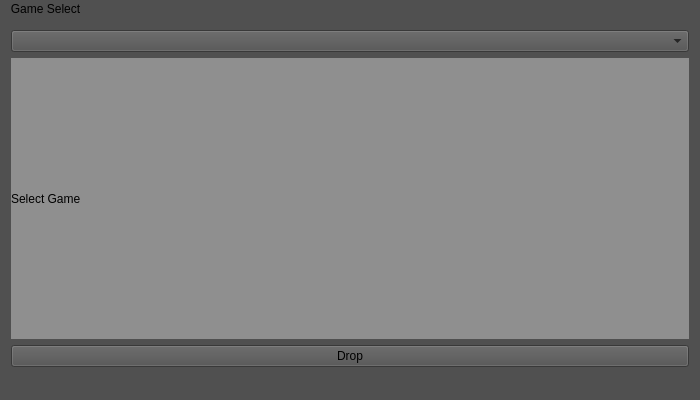
Qt form mainwindow.ui (JacobWileyRoss/BattleRoyaleDropRandomizer_Qt_GUI) before a commit.
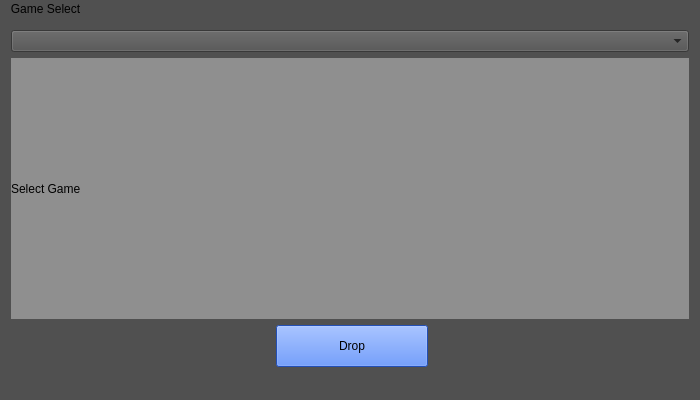
The same form after that commit.

Patch:
```diff
--- a/mainwindow.ui
+++ b/mainwindow.ui
@@ -38,7 +38,7 @@
                 <item>
                     <widget class="QPushButton" name="dropButton">
                         <property name="styleSheet">
-                            <string notr="true"/>
+                            <string notr="true">background-color: rgb(48,111,255);max-width: 150; margin-left: 265; height: 40</string>
                         </property>
                         <property name="text">
                             <string>Drop</string>
```
Left out of the diff: 5 changed lines with no effect on the pictures.
